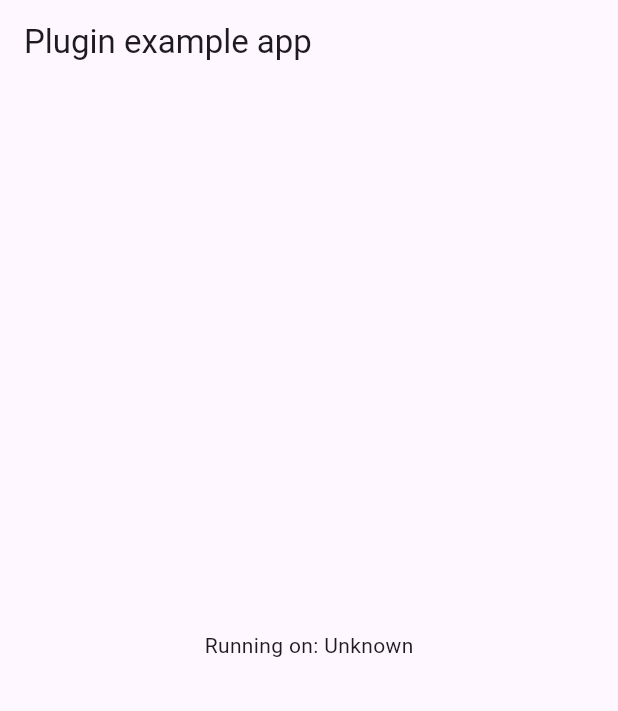
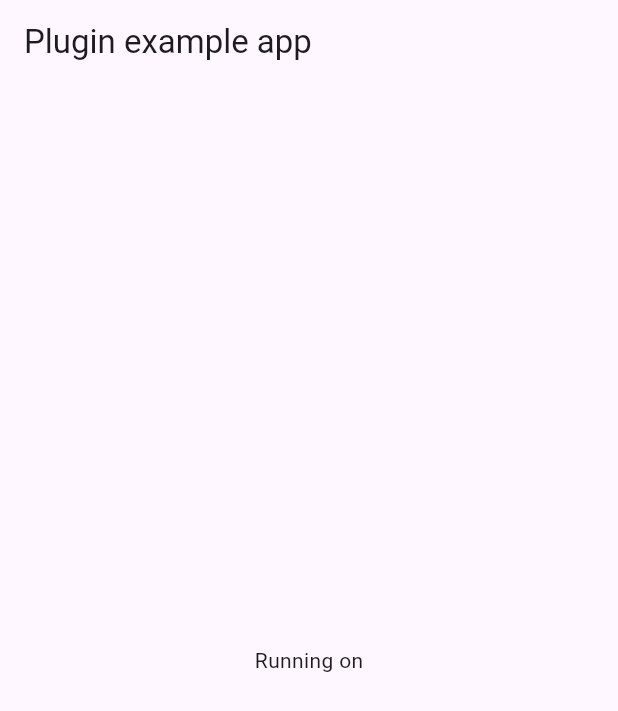
Before and after one commit to rahmat3nanda/RCache-Flutter, a Flutter app: the screen it shows after launch, on a phone screen of 412 x 824 dp. Shown: the top 711 px of the screen. Run offline on Flutter 3.47's test engine with Material 3 defaults, Android fonts, the phone set to English and light mode, and no system bars; our stand-ins replace plugin_platform_interface.

Commit message:
Clean up code

```diff
--- a/example/lib/main.dart
+++ b/example/lib/main.dart
@@ -1,8 +1,4 @@
 import 'package:flutter/material.dart';
-import 'dart:async';
-
-import 'package:flutter/services.dart';
-import 'package:rcache_flutter/rcache_flutter.dart';
 
 void main() {
   runApp(const MyApp());
@@ -16,37 +12,6 @@ class MyApp extends StatefulWidget {
 }
 
 class _MyAppState extends State<MyApp> {
-  String _platformVersion = 'Unknown';
-  final _rcacheFlutterPlugin = RcacheFlutter();
-
-  @override
-  void initState() {
-    super.initState();
-    initPlatformState();
-  }
-
-  // Platform messages are asynchronous, so we initialize in an async method.
-  Future<void> initPlatformState() async {
-    String platformVersion;
-    // Platform messages may fail, so we use a try/catch PlatformException.
-    // We also handle the message potentially returning null.
-    try {
-      platformVersion =
-          await _rcacheFlutterPlugin.getPlatformVersion() ?? 'Unknown platform version';
-    } on PlatformException {
-      platformVersion = 'Failed to get platform version.';
-    }
-
-    // If the widget was removed from the tree while the asynchronous platform
-    // message was in flight, we want to discard the reply rather than calling
-    // setState to update our non-existent appearance.
-    if (!mounted) return;
-
-    setState(() {
-      _platformVersion = platformVersion;
-    });
-  }
-
   @override
   Widget build(BuildContext context) {
     return MaterialApp(
@@ -54,8 +19,8 @@ class _MyAppState extends State<MyApp> {
         appBar: AppBar(
           title: const Text('Plugin example app'),
         ),
-        body: Center(
-          child: Text('Running on: $_platformVersion\n'),
+        body: const Center(
+          child: Text('Running on'),
         ),
       ),
     );
```
